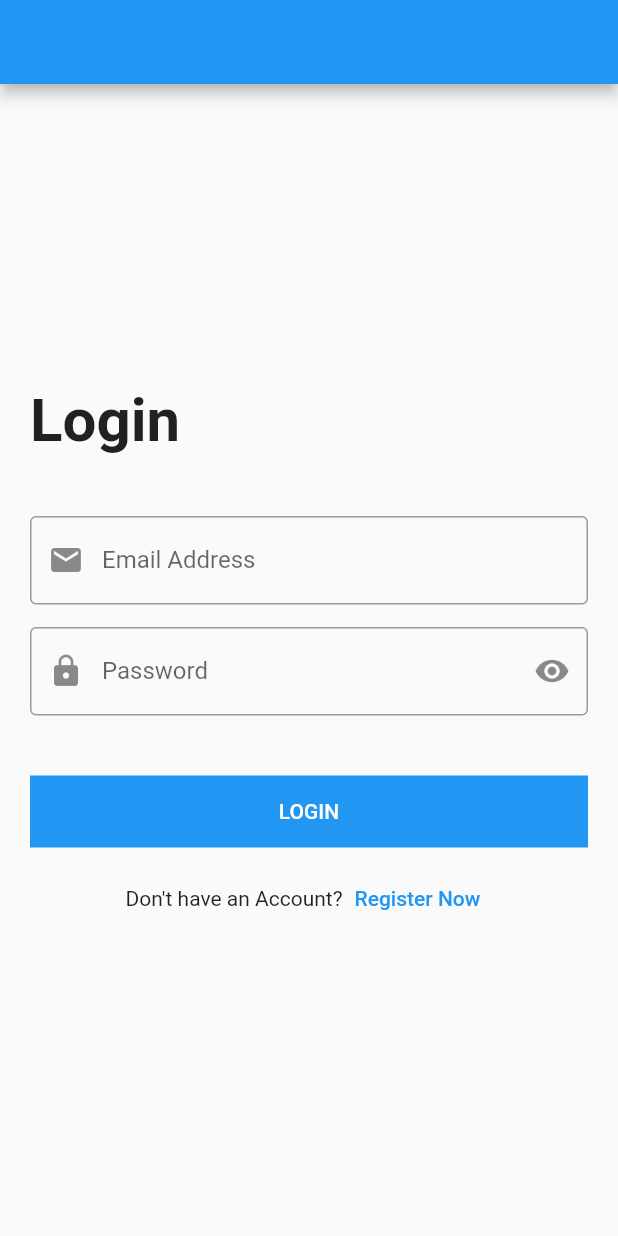
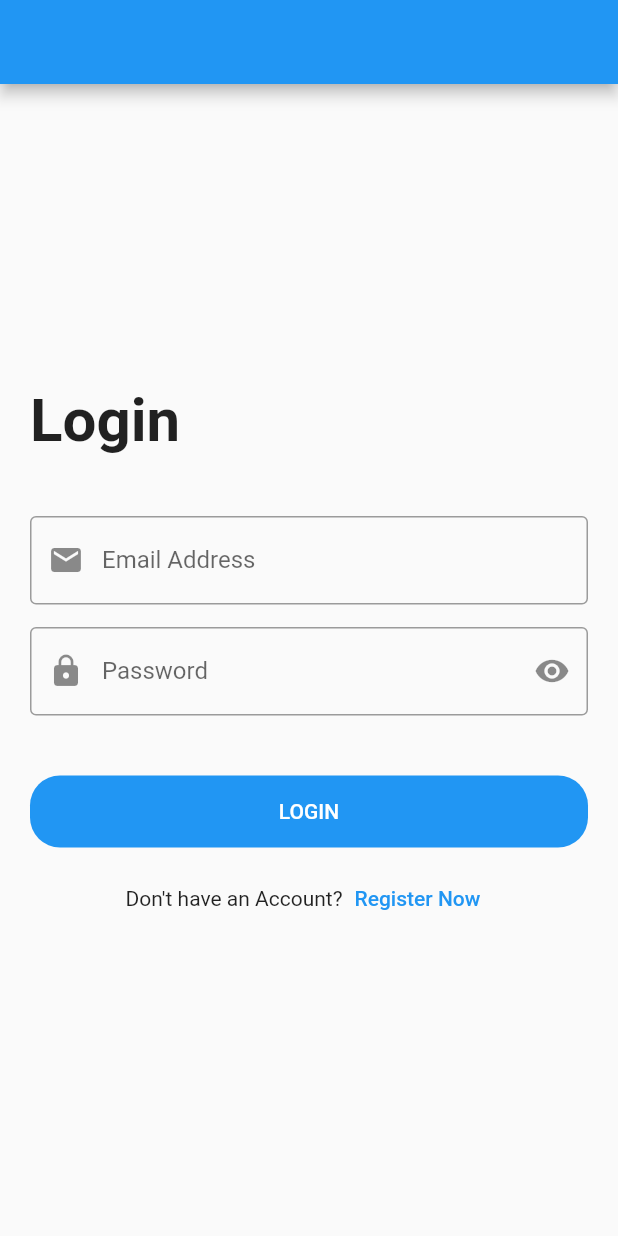
Before and after one commit to Fighteros/FirstFlutterApp, a Flutter app: the screen it shows after launch, on a phone screen of 412 x 824 dp. Run offline on Flutter 3.47's test engine with Material 2 defaults, Android fonts, the phone set to English and light mode, and no system bars; Roboto replaces fonts that are missing (Montserrat).

Commit message:
finished simple login design

```diff
--- a/lib/login.dart
+++ b/lib/login.dart
@@ -5,6 +5,7 @@ import 'package:flutter/material.dart';
 class LoginScreen extends StatelessWidget {
   var emailController = TextEditingController();
   var passwordController = TextEditingController();
+  bool passwordStatus = true;
 
   @override
   Widget build(BuildContext context) {
@@ -13,9 +14,9 @@ class LoginScreen extends StatelessWidget {
       body: Padding(
         // 20 insets or 16
         padding: const EdgeInsets.all(20.0),
+        child: Center(
+          child: SingleChildScrollView(
             child: Column(
-          // may cause over flow error
-          mainAxisAlignment: MainAxisAlignment.center,
               crossAxisAlignment: CrossAxisAlignment.start,
               children: [
                 Text(
@@ -23,6 +24,7 @@ class LoginScreen extends StatelessWidget {
                   style: TextStyle(
                     fontSize: 40.0,
                     fontWeight: FontWeight.bold,
+                    fontFamily: "Montserrat",
                   ),
                 ),
                 SizedBox(
@@ -30,12 +32,6 @@ class LoginScreen extends StatelessWidget {
                 ),
                 TextFormField(
                   controller: emailController,
-              onFieldSubmitted: (value) {
-                print(value);
-              },
-              onChanged: (value) {
-                print(value);
-              },
                   // Keyboard type
                   keyboardType: TextInputType.emailAddress,
                   decoration: InputDecoration(
@@ -52,15 +48,9 @@ class LoginScreen extends StatelessWidget {
                 ),
                 TextFormField(
                   controller: passwordController,
-              onFieldSubmitted: (value) {
-                print(value);
-              },
-              onChanged: (value) {
-                print(value);
-              },
                   // Keyboard type
                   keyboardType: TextInputType.visiblePassword,
-              obscureText: true,
+                  obscureText: passwordStatus,
                   decoration: InputDecoration(
                     labelText: "Password",
                     border: OutlineInputBorder(),
@@ -79,8 +69,11 @@ class LoginScreen extends StatelessWidget {
                   height: 20.0,
                 ),
                 Container(
+                  decoration: BoxDecoration(
+                    color: Colors.blue,
+                    borderRadius: BorderRadius.circular(20.0),
+                  ),
                   width: double.infinity,
-              color: Colors.blue,
                   child: MaterialButton(
                     child: Text(
                       "LOGIN",
@@ -98,18 +91,18 @@ class LoginScreen extends StatelessWidget {
                 Row(
                   mainAxisAlignment: MainAxisAlignment.center,
                   children: [
-                Text(
-                  "Don't have an Account?"
-                ),
+                    Text("Don't have an Account?"),
                     TextButton(
                       onPressed: () {},
-                    child: Text("Register Now") ,
+                      child: Text("Register Now"),
                     ),
                   ],
                 ),
               ],
             ),
           ),
+        ),
+      ),
     );
   }
 }
```
Lines whose indentation alone changed are shown as unchanged.
